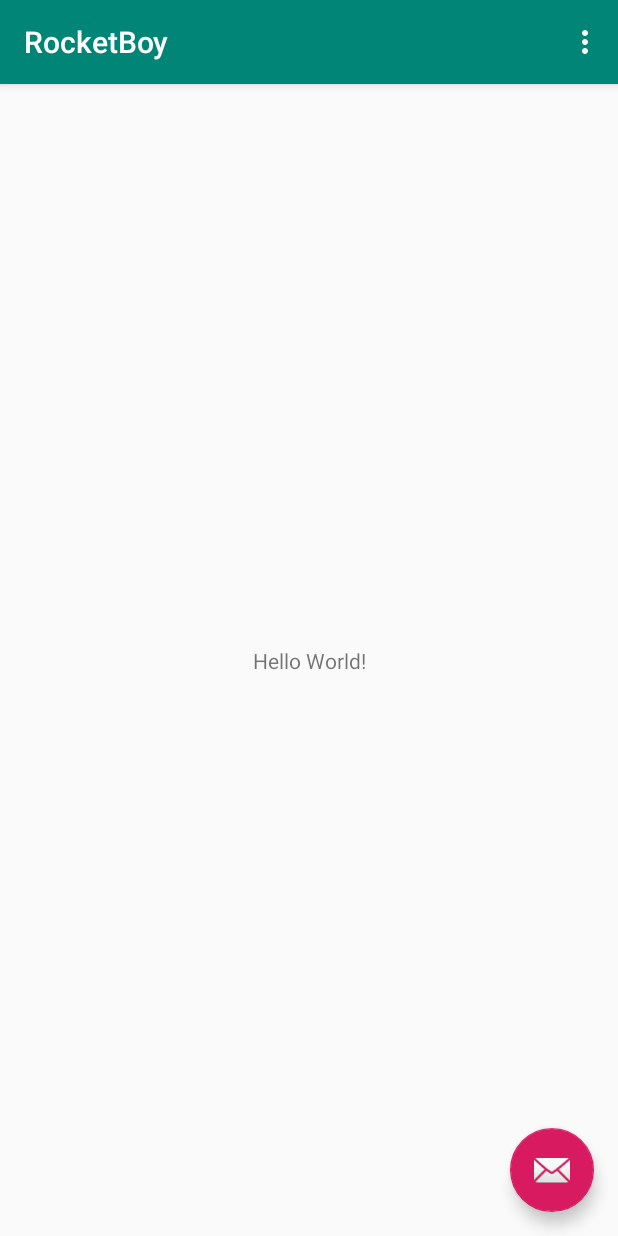
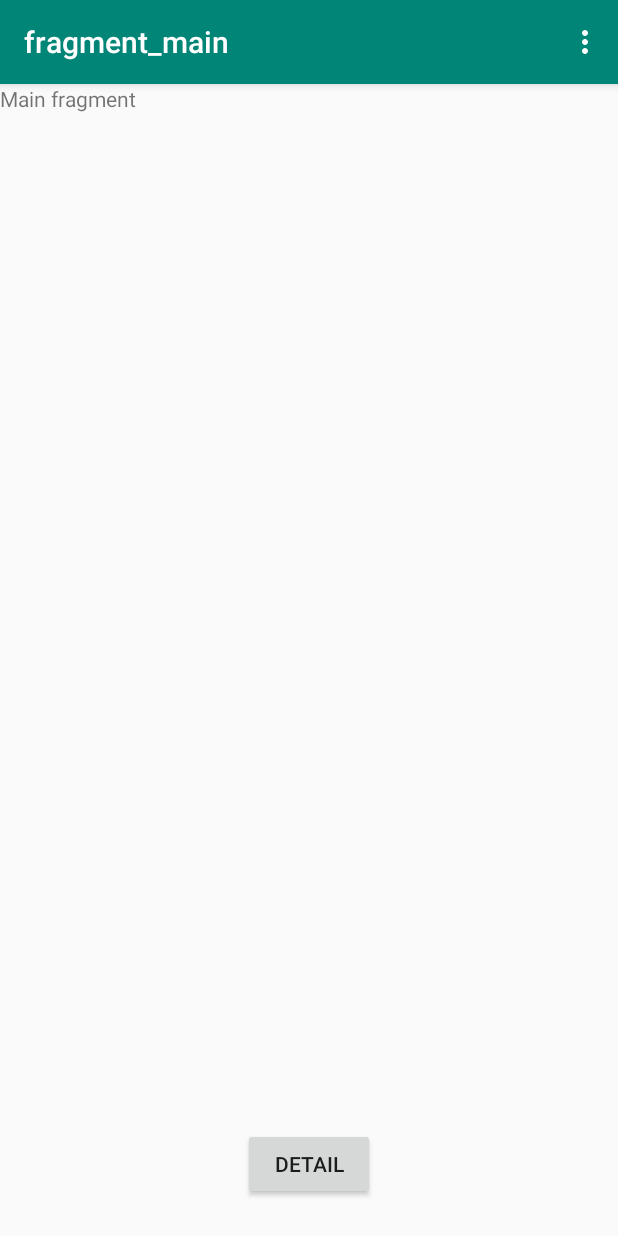
Before and after one commit to AndroidOS/rocketbuddy, an Android app: the screen it shows after launch (MainActivity), on a phone screen of 412 x 824 dp. Run offline under Robolectric (Android 15) with nearby library versions, the phone set to English and light mode, and no system bars; our stand-ins replace navigation-ui.

Commit message:
Added navigation to fragments.

```diff
--- a/app/build.gradle
+++ b/app/build.gradle
@@ -3,6 +3,8 @@ apply plugin: 'com.android.application'
 apply plugin: 'kotlin-android'
 
 apply plugin: 'kotlin-android-extensions'
+
+apply plugin: 'androidx.navigation.safeargs'
 
 android {
     compileSdkVersion 28
@@ -25,11 +27,12 @@ android {
 
 def retrofitVersion = '2.3.0'
 def rxJavaVersion = '2.1.1'
+def navVersion = '2.1.0-rc01'
 
 
 dependencies {
     implementation fileTree(dir: 'libs', include: ['*.jar'])
-    implementation"org.jetbrains.kotlin:kotlin-stdlib-jdk7:$kotlin_version"
+    implementation "org.jetbrains.kotlin:kotlin-stdlib-jdk7:$kotlin_version"
     implementation 'androidx.appcompat:appcompat:1.0.2'
     implementation 'androidx.core:core-ktx:1.0.2'
     implementation 'androidx.constraintlayout:constraintlayout:1.1.3'
@@ -42,9 +45,14 @@ dependencies {
     implementation "io.reactivex.rxjava2:rxjava:$rxJavaVersion"
     implementation "io.reactivex.rxjava2:rxandroid:$rxJavaVersion"
 
+    implementation "androidx.navigation:navigation-fragment-ktx:$navVersion"
+    implementation "androidx.navigation:navigation-ui-ktx:$navVersion"
+
+    implementation 'androidx.legacy:legacy-support-v4:1.0.0'
     testImplementation 'junit:junit:4.12'
     androidTestImplementation 'androidx.test:runner:1.2.0'
     androidTestImplementation 'androidx.test.espresso:espresso-core:3.2.0'
 
 
+
 }
--- a/app/src/main/AndroidManifest.xml
+++ b/app/src/main/AndroidManifest.xml
@@ -12,7 +12,7 @@
         android:supportsRtl="true"
         android:theme="@style/AppTheme">
         <activity
-            android:name=".MainActivity"
+            android:name=".view.MainActivity"
             android:label="@string/app_name"
             android:theme="@style/AppTheme.NoActionBar">
             <intent-filter>
--- a/app/src/main/java/com/casa/azul/rocketboy/Mission.kt
+++ b/app/src/main/java/com/casa/azul/rocketboy/model/Mission.kt
@@ -1,4 +1,4 @@
-package com.casa.azul.rocketboy
+package com.casa.azul.rocketboy.model
 
 data class Core(
     val core_serial: String,
--- a/app/src/main/java/com/casa/azul/rocketboy/MissionApi.kt
+++ b/app/src/main/java/com/casa/azul/rocketboy/model/MissionApi.kt
@@ -1,11 +1,8 @@
 package com.devtides.animals.model
 
-import com.casa.azul.rocketboy.Mission
+import com.casa.azul.rocketboy.model.Mission
 import io.reactivex.Single
-import retrofit2.http.Field
-import retrofit2.http.FormUrlEncoded
 import retrofit2.http.GET
-import retrofit2.http.POST
 
 interface MissionApi {
 
--- a/app/src/main/java/com/casa/azul/rocketboy/MissionApiService.kt
+++ b/app/src/main/java/com/casa/azul/rocketboy/model/MissionApiService.kt
@@ -1,4 +1,4 @@
-package com.casa.azul.rocketboy
+package com.casa.azul.rocketboy.model
 
 import com.devtides.animals.model.MissionApi
 import io.reactivex.Single
--- /dev/null
+++ b/app/src/main/java/com/casa/azul/rocketboy/view/DetailFragment.kt
@@ -0,0 +1,26 @@
+package com.casa.azul.rocketboy.view
+
+
+import android.os.Bundle
+import androidx.fragment.app.Fragment
+import android.view.LayoutInflater
+import android.view.View
+import android.view.ViewGroup
+
+import com.casa.azul.rocketboy.R
+
+/**
+ * A simple [Fragment] subclass.
+ */
+class DetailFragment : Fragment() {
+
+    override fun onCreateView(
+        inflater: LayoutInflater, container: ViewGroup?,
+        savedInstanceState: Bundle?
+    ): View? {
+        // Inflate the layout for this fragment
+        return inflater.inflate(R.layout.fragment_detail, container, false)
+    }
+
+
+}
--- a/app/src/main/java/com/casa/azul/rocketboy/MainActivity.kt
+++ b/app/src/main/java/com/casa/azul/rocketboy/view/MainActivity.kt
@@ -1,25 +1,34 @@
-package com.casa.azul.rocketboy
+package com.casa.azul.rocketboy.view
 
 import android.app.Application
 import android.os.Bundle
-import com.google.android.material.snackbar.Snackbar
 import androidx.appcompat.app.AppCompatActivity
 import android.view.Menu
 import android.view.MenuItem
+import androidx.navigation.NavController
+import androidx.navigation.Navigation
+import androidx.navigation.ui.NavigationUI
+import com.casa.azul.rocketboy.R
+import com.casa.azul.rocketboy.viewmodel.RocketViewModel
 
 import kotlinx.android.synthetic.main.activity_main.*
 
 class MainActivity : AppCompatActivity() {
+
+    private lateinit var navController: NavController
 
     override fun onCreate(savedInstanceState: Bundle?) {
         super.onCreate(savedInstanceState)
         setContentView(R.layout.activity_main)
         setSupportActionBar(toolbar)
 
-        fab.setOnClickListener { view ->
-            val test = RocketViewModel(Application())
-            test.getMission()
-        }
+        navController = Navigation.findNavController(this, R.id.fragment)
+        NavigationUI.setupActionBarWithNavController(this, navController)
+
+    }
+
+    override fun onSupportNavigateUp(): Boolean {
+        return NavigationUI.navigateUp(navController, null)
     }
 
     override fun onCreateOptionsMenu(menu: Menu): Boolean {
--- /dev/null
+++ b/app/src/main/java/com/casa/azul/rocketboy/view/MainFragment.kt
@@ -0,0 +1,37 @@
+package com.casa.azul.rocketboy.view
+
+
+import android.os.Bundle
+import androidx.fragment.app.Fragment
+import android.view.LayoutInflater
+import android.view.View
+import android.view.ViewGroup
+import androidx.navigation.Navigation
+
+import com.casa.azul.rocketboy.R
+import kotlinx.android.synthetic.main.fragment_main.*
+
+private const val TAG = "MainFragment"
+
+class MainFragment : Fragment() {
+
+    override fun onCreateView(
+        inflater: LayoutInflater, container: ViewGroup?,
+        savedInstanceState: Bundle?
+    ): View? {
+        // Inflate the layout for this fragment
+        return inflater.inflate(R.layout.fragment_main, container, false)
+    }
+
+    override fun onActivityCreated(savedInstanceState: Bundle?) {
+        super.onActivityCreated(savedInstanceState)
+
+        buttonDetail.setOnClickListener {
+            val action = MainFragmentDirections.actionGoDetail()
+            Navigation.findNavController(it).navigate(action)
+        }
+
+    }
+
+
+}
--- a/app/src/main/java/com/casa/azul/rocketboy/RocketViewModel.kt
+++ b/app/src/main/java/com/casa/azul/rocketboy/viewmodel/RocketViewModel.kt
@@ -1,9 +1,11 @@
-package com.casa.azul.rocketboy
+package com.casa.azul.rocketboy.viewmodel
 
 import android.app.Application
 import android.util.Log
 import androidx.lifecycle.AndroidViewModel
 import androidx.lifecycle.MutableLiveData
+import com.casa.azul.rocketboy.model.Mission
+import com.casa.azul.rocketboy.model.MissionApiService
 import io.reactivex.android.schedulers.AndroidSchedulers
 import io.reactivex.disposables.CompositeDisposable
 import io.reactivex.observers.DisposableSingleObserver
--- a/app/src/main/res/layout/activity_main.xml
+++ b/app/src/main/res/layout/activity_main.xml
@@ -4,7 +4,7 @@
     xmlns:tools="http://schemas.android.com/tools"
     android:layout_width="match_parent"
     android:layout_height="match_parent"
-    tools:context=".MainActivity">
+    tools:context=".view.MainActivity">
 
     <com.google.android.material.appbar.AppBarLayout
         android:layout_width="match_parent"
@@ -22,12 +22,4 @@
 
     <include layout="@layout/content_main" />
 
-    <com.google.android.material.floatingactionbutton.FloatingActionButton
-        android:id="@+id/fab"
-        android:layout_width="wrap_content"
-        android:layout_height="wrap_content"
-        android:layout_gravity="bottom|end"
-        android:layout_margin="@dimen/fab_margin"
-        app:srcCompat="@android:drawable/ic_dialog_email" />
-
 </androidx.coordinatorlayout.widget.CoordinatorLayout>
--- a/app/src/main/res/layout/content_main.xml
+++ b/app/src/main/res/layout/content_main.xml
@@ -5,16 +5,20 @@
     android:layout_width="match_parent"
     android:layout_height="match_parent"
     app:layout_behavior="@string/appbar_scrolling_view_behavior"
-    tools:context=".MainActivity"
+    tools:context=".view.MainActivity"
     tools:showIn="@layout/activity_main">
 
-    <TextView
-        android:layout_width="wrap_content"
-        android:layout_height="wrap_content"
-        android:text="Hello World!"
+
+    <fragment
+        android:id="@+id/fragment"
+        android:name="androidx.navigation.fragment.NavHostFragment"
+        android:layout_width="0dp"
+        android:layout_height="0dp"
+        app:defaultNavHost="true"
         app:layout_constraintBottom_toBottomOf="parent"
-        app:layout_constraintLeft_toLeftOf="parent"
-        app:layout_constraintRight_toRightOf="parent"
-        app:layout_constraintTop_toTopOf="parent" />
+        app:layout_constraintEnd_toEndOf="parent"
+        app:layout_constraintStart_toStartOf="parent"
+        app:layout_constraintTop_toTopOf="parent"
+        app:navGraph="@navigation/mission_nav" />
 
 </androidx.constraintlayout.widget.ConstraintLayout>
--- /dev/null
+++ b/app/src/main/res/layout/fragment_detail.xml
@@ -0,0 +1,14 @@
+<?xml version="1.0" encoding="utf-8"?>
+<FrameLayout xmlns:android="http://schemas.android.com/apk/res/android"
+    xmlns:tools="http://schemas.android.com/tools"
+    android:layout_width="match_parent"
+    android:layout_height="match_parent"
+    tools:context=".view.DetailFragment">
+
+    <!-- TODO: Update blank fragment layout -->
+    <TextView
+        android:layout_width="match_parent"
+        android:layout_height="match_parent"
+        android:text="@string/hello_blank_fragment" />
+
+</FrameLayout>
--- /dev/null
+++ b/app/src/main/res/layout/fragment_main.xml
@@ -0,0 +1,27 @@
+<?xml version="1.0" encoding="utf-8"?>
+<androidx.constraintlayout.widget.ConstraintLayout xmlns:android="http://schemas.android.com/apk/res/android"
+    xmlns:app="http://schemas.android.com/apk/res-auto"
+    xmlns:tools="http://schemas.android.com/tools"
+    android:layout_width="match_parent"
+    android:layout_height="match_parent"
+    android:backgroundTint="@color/colorAccent"
+    tools:context=".view.MainFragment">
+
+    <!-- TODO: Update blank fragment layout -->
+    <TextView
+        android:id="@+id/textView"
+        android:layout_width="match_parent"
+        android:layout_height="match_parent"
+        android:text="Main fragment" />
+
+    <Button
+        android:id="@+id/buttonDetail"
+        android:layout_width="wrap_content"
+        android:layout_height="wrap_content"
+        android:layout_marginBottom="24dp"
+        android:text="Detail"
+        app:layout_constraintBottom_toBottomOf="@+id/textView"
+        app:layout_constraintEnd_toEndOf="parent"
+        app:layout_constraintStart_toStartOf="parent" />
+
+</androidx.constraintlayout.widget.ConstraintLayout>
--- a/app/src/main/res/menu/menu_main.xml
+++ b/app/src/main/res/menu/menu_main.xml
@@ -1,7 +1,7 @@
 <menu xmlns:android="http://schemas.android.com/apk/res/android"
     xmlns:app="http://schemas.android.com/apk/res-auto"
     xmlns:tools="http://schemas.android.com/tools"
-    tools:context="com.casa.azul.rocketboy.MainActivity">
+    tools:context="com.casa.azul.rocketboy.view.MainActivity">
     <item
         android:id="@+id/action_settings"
         android:orderInCategory="100"
--- /dev/null
+++ b/app/src/main/res/navigation/mission_nav.xml
@@ -0,0 +1,26 @@
+<?xml version="1.0" encoding="utf-8"?>
+<navigation xmlns:android="http://schemas.android.com/apk/res/android"
+    xmlns:app="http://schemas.android.com/apk/res-auto"
+    xmlns:tools="http://schemas.android.com/tools"
+    android:id="@+id/mission_nav"
+    app:startDestination="@id/mainFragment">
+
+    <fragment
+        android:id="@+id/mainFragment"
+        android:name="com.casa.azul.rocketboy.view.MainFragment"
+        android:label="fragment_main"
+        tools:layout="@layout/fragment_main">
+        <action
+            android:id="@+id/actionGoDetail"
+            app:destination="@id/detailFragment" />
+    </fragment>
+    <fragment
+        android:id="@+id/detailFragment"
+        android:name="com.casa.azul.rocketboy.view.DetailFragment"
+        android:label="fragment_detail"
+        tools:layout="@layout/fragment_detail">
+        <action
+            android:id="@+id/actionGoMain"
+            app:destination="@id/mainFragment" />
+    </fragment>
+</navigation>
--- a/app/src/main/res/values/strings.xml
+++ b/app/src/main/res/values/strings.xml
@@ -1,4 +1,7 @@
 <resources>
     <string name="app_name">RocketBoy</string>
     <string name="action_settings">Settings</string>
+
+    <!-- TODO: Remove or change this placeholder text -->
+    <string name="hello_blank_fragment">Hello blank fragment</string>
 </resources>
--- a/build.gradle
+++ b/build.gradle
@@ -12,6 +12,7 @@ buildscript {
         classpath "org.jetbrains.kotlin:kotlin-gradle-plugin:$kotlin_version"
         // NOTE: Do not place your application dependencies here; they belong
         // in the individual module build.gradle files
+        classpath "androidx.navigation:navigation-safe-args-gradle-plugin:2.2.0-alpha01"
     }
 }
 
```
